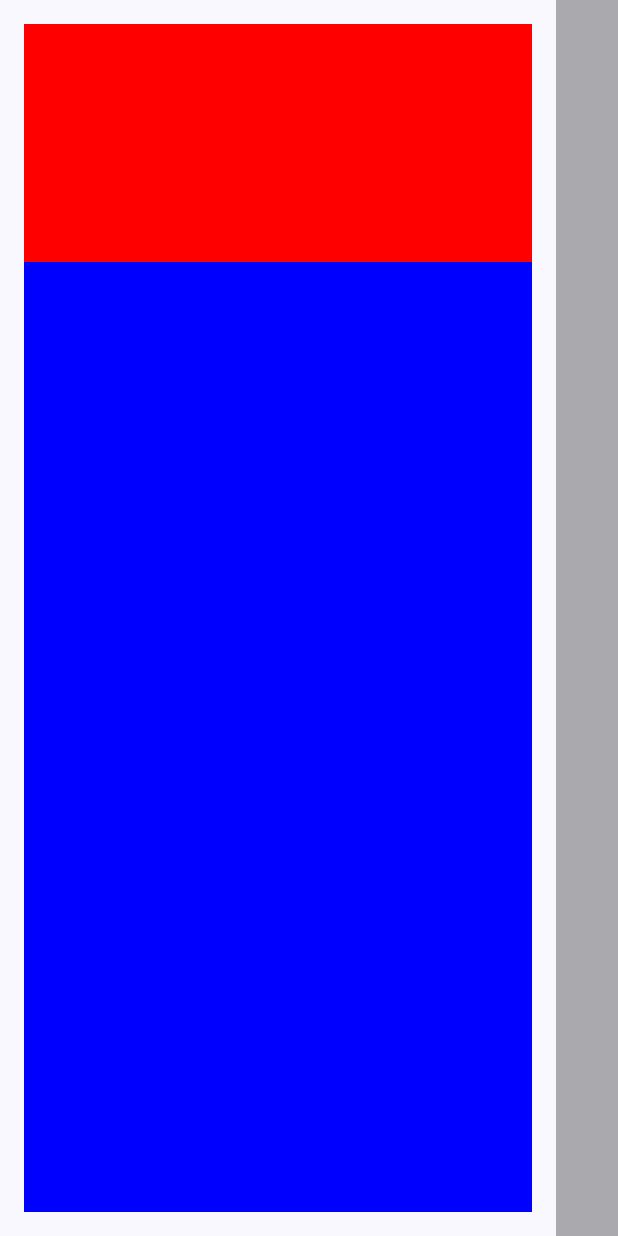
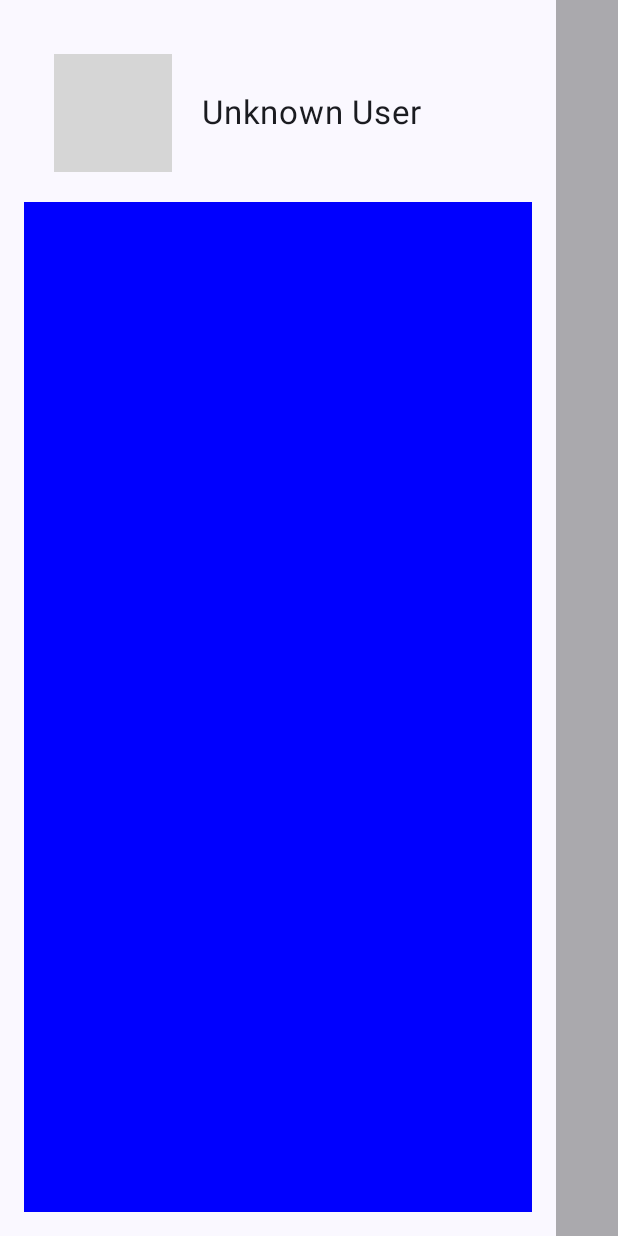
Before and after one commit to keegang6705/PriceCompare, an Android app built with Jetpack Compose: the screen it shows after launch (MainActivity), after a tap on "Menu", on a phone screen of 412 x 824 dp. Run offline under Robolectric (Android 15) with nearby library versions, the phone set to English and light mode, and no system bars; our stand-ins replace Firebase (no records; nobody signed in at launch, a user with empty details on screens opened directly); pictures from the network do not load; grey boxes are pictures that could not be loaded.

Commit message:
add profile picture and username// profile picture waiting to be configure

```diff
--- a/app/build.gradle.kts
+++ b/app/build.gradle.kts
@@ -64,6 +64,7 @@ dependencies {
     implementation(libs.firebase.auth)
     implementation(libs.firebase.ui.auth)
     implementation(libs.firebase.firestore.ktx)
+    implementation(libs.coil.compose)
     testImplementation(libs.junit)
     androidTestImplementation(libs.androidx.junit)
     androidTestImplementation(libs.androidx.espresso.core)
--- a/app/src/main/java/com/keegang/pricecompare/activity/MainActivity.kt
+++ b/app/src/main/java/com/keegang/pricecompare/activity/MainActivity.kt
@@ -4,15 +4,17 @@ import android.os.Bundle
 import androidx.activity.ComponentActivity
 import androidx.activity.compose.setContent
 import androidx.activity.enableEdgeToEdge
+import androidx.compose.foundation.Image
 import androidx.compose.foundation.background
 import androidx.compose.foundation.layout.Box
 import androidx.compose.foundation.layout.Column
 import androidx.compose.foundation.layout.PaddingValues
+import androidx.compose.foundation.layout.Row
+import androidx.compose.foundation.layout.aspectRatio
 import androidx.compose.foundation.layout.fillMaxHeight
 import androidx.compose.foundation.layout.fillMaxSize
 import androidx.compose.foundation.layout.fillMaxWidth
 import androidx.compose.foundation.layout.padding
-import androidx.compose.foundation.layout.size
 import androidx.compose.foundation.layout.width
 import androidx.compose.material.icons.Icons
 import androidx.compose.material.icons.filled.Menu
@@ -31,12 +33,17 @@ import androidx.compose.runtime.rememberCoroutineScope
 import androidx.compose.ui.Alignment
 import androidx.compose.ui.Modifier
 import androidx.compose.ui.graphics.Color
+import androidx.compose.ui.layout.ContentScale
 import androidx.compose.ui.tooling.preview.Preview
 import androidx.compose.ui.unit.dp
 import com.google.firebase.auth.FirebaseAuth
 import com.keegang.pricecompare.R
 import com.keegang.pricecompare.ui.theme.PriceCompareTheme
 import kotlinx.coroutines.launch
+import androidx.compose.ui.draw.clip
+import androidx.compose.foundation.shape.CircleShape
+import coil.compose.rememberAsyncImagePainter
+
 
 class MainActivity : ComponentActivity() {
     override fun onCreate(savedInstanceState: Bundle?) {
@@ -44,6 +51,7 @@ class MainActivity : ComponentActivity() {
         enableEdgeToEdge()
 
         val userName = FirebaseAuth.getInstance().currentUser?.displayName
+        val userProfile = FirebaseAuth.getInstance().currentUser?.photoUrl.toString()
         val welcome = getString(R.string.welcome)
         val app_name = getString(R.string.app_name)
 
@@ -53,8 +61,9 @@ class MainActivity : ComponentActivity() {
                     Main(
                         padding = Modifier.padding(innerPadding),
                         userName = userName ?: "Unknown User",
+                        userProfile = userProfile ?:"",
                         welcome = welcome,
-                        tool_name = app_name
+                        toolName = app_name
                     )
                 }
             }
@@ -64,20 +73,20 @@ class MainActivity : ComponentActivity() {
 
 @OptIn(ExperimentalMaterial3Api::class)
 @Composable
-fun Main(padding: Modifier, userName: String, welcome: String, tool_name: String) {
+fun Main(padding: Modifier, userName: String,userProfile: String, welcome: String, toolName: String) {
     val drawerState = rememberDrawerState(DrawerValue.Closed)
     val scope = rememberCoroutineScope()
     ModalNavigationDrawer(
         drawerState = drawerState,
         drawerContent = {
-            DrawerContent()
+            DrawerContent(userName = userName)
         }
     ) {
         Scaffold(
             modifier = Modifier.fillMaxSize(),
             topBar = {
                 TopAppBar(
-                    title = { Text(tool_name) },
+                    title = { Text(toolName) },
                     navigationIcon = {
                         IconButton(modifier = Modifier.width(48.dp),onClick = { scope.launch { drawerState.open() } }) {
                             Icon(Icons.Filled.Menu, contentDescription = "Menu")
@@ -101,7 +110,7 @@ fun MainWindow(innerPadding: PaddingValues){
     )
 }
 @Composable
-fun DrawerContent() {
+fun DrawerContent(userName: String,profileImageUrl: String = "https://media.istockphoto.com/id/1332100919/vector/man-icon-black-icon-person-symbol.jpg?s=612x612&w=0&k=20&c=AVVJkvxQQCuBhawHrUhDRTCeNQ3Jgt0K1tXjJsFy1eg=") {
     Box(modifier = Modifier
         .padding(0.dp)
         .fillMaxWidth(0.9f)
@@ -112,14 +121,51 @@ fun DrawerContent() {
             .padding(16.dp)
             .fillMaxSize(1f)
             ) {
-            Box(modifier = Modifier //User profile
+            Row(modifier = Modifier //User profile card
                 .padding(0.dp)
-                .fillMaxHeight(0.2f)
+                .fillMaxHeight(0.15f)
                 .fillMaxWidth(1f)
-                .background(Color.Red)
                 ) {
+                Box(modifier = Modifier //User profile picture container
+                    .padding(0.dp)
+                    .fillMaxHeight(1f)
+                    .aspectRatio(1f)
+
+                ) {
+                    Box(modifier = Modifier//User profile picture
+                        .padding(20.dp)
+                        .fillMaxHeight(1f)
+                        .aspectRatio(1f)
+                    ) {
+                        Image(
+                            painter = rememberAsyncImagePainter(model = profileImageUrl),
+                            contentDescription = "User Profile Picture",
+                            contentScale = ContentScale.Fit,
+                            modifier = Modifier.fillMaxSize(1f).clip(CircleShape)
+                        )
+                    }
+                }
+                Box(modifier = Modifier //User name container
+                    .padding(0.dp)
+                    .fillMaxHeight(1f)
+                    .fillMaxWidth(1f)
+                ) {
+                    Box(modifier = Modifier //User name
+                        .padding(0.dp, 30.dp)
+                        .fillMaxHeight(1f)
+                        .fillMaxWidth(1f),
+                        contentAlignment = Alignment.CenterStart
+                    ) {
+                        Text(
+                            text = userName,
+                            color = MaterialTheme.colorScheme.onBackground,
+                            fontSize = MaterialTheme.typography.titleLarge.fontSize,
+                            modifier = Modifier.padding(0.dp)
+                        )
+                    }
+                }
             }
-            Box(modifier = Modifier //Tool tab
+            Column(modifier = Modifier //Tool tab
                 .padding(0.dp)
                 .fillMaxHeight(1f)
                 .fillMaxWidth(1f)
@@ -141,8 +187,9 @@ fun PreviewMainScreen() {
             Main(
                 padding = Modifier.padding(innerPadding),
                 userName = "Preview User",
+                userProfile = "",
                 welcome = "Welcome",
-                tool_name = "PriceCompare"
+                toolName = "PriceCompare"
             )
         }
     }
--- a/gradle/libs.versions.toml
+++ b/gradle/libs.versions.toml
@@ -13,6 +13,7 @@ googleGmsGoogleServices = "4.4.2"
 firebaseAuth = "23.0.0"
 firebaseUiAuth = "8.0.2"
 firebaseFirestoreKtx = "25.1.0"
+coilCompose = "2.7.0"
 
 [libraries]
 androidx-core-ktx = { group = "androidx.core", name = "core-ktx", version.ref = "coreKtx" }
@@ -33,6 +34,7 @@ androidx-navigation-compose = { group = "androidx.navigation", name = "navigatio
 firebase-auth = { group = "com.google.firebase", name = "firebase-auth", version.ref = "firebaseAuth" }
 firebase-ui-auth = { group = "com.firebaseui", name = "firebase-ui-auth", version.ref = "firebaseUiAuth" }
 firebase-firestore-ktx = { group = "com.google.firebase", name = "firebase-firestore-ktx", version.ref = "firebaseFirestoreKtx" }
+coil-compose = { group = "io.coil-kt", name = "coil-compose", version.ref = "coilCompose" }
 
 [plugins]
 android-application = { id = "com.android.application", version.ref = "agp" }
```
